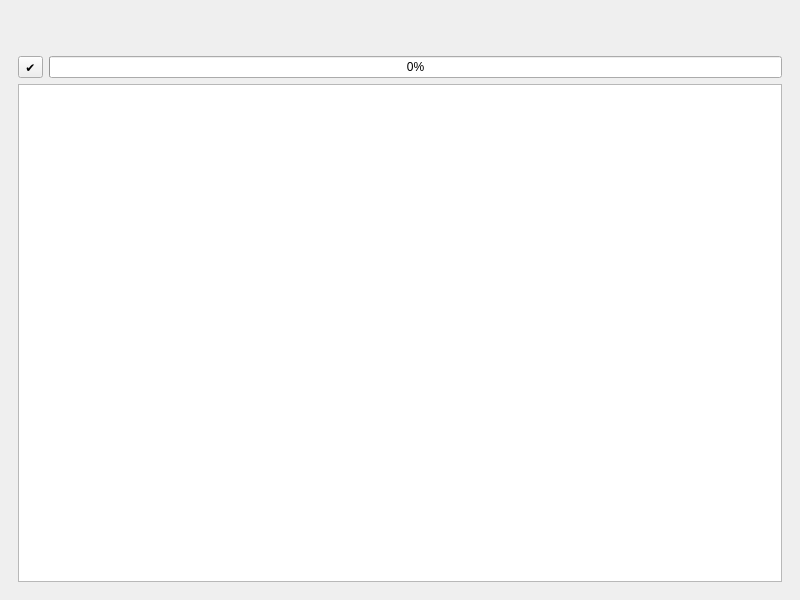
opengisch/QgisModelBaker, file QgisModelBaker/ui/validator.ui: the form before one commit.
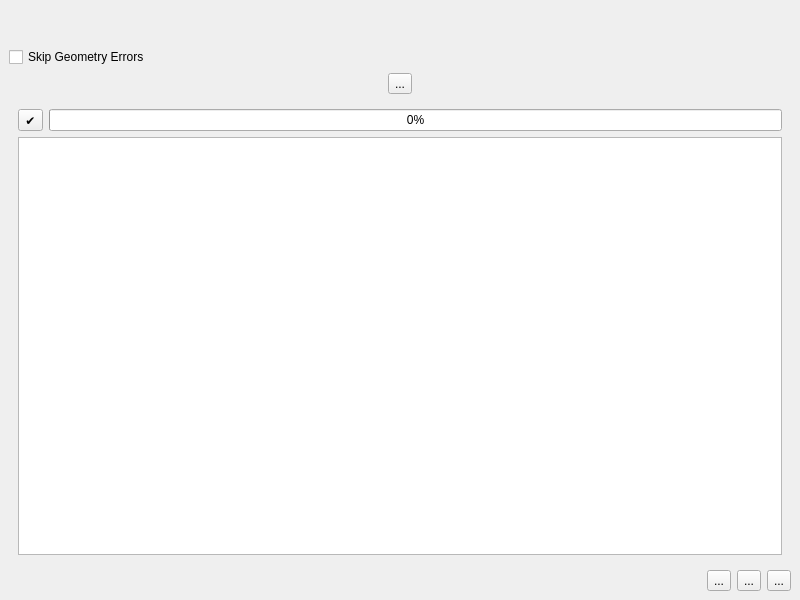
The form after the commit.

Commit message: Flash pan and zoom

```diff
--- a/QgisModelBaker/ui/validator.ui
+++ b/QgisModelBaker/ui/validator.ui
@@ -16,6 +16,46 @@
   <widget class="QWidget" name="dockWidgetContents">
    <layout class="QGridLayout" name="gridLayout">
     <item row="3" column="0">
+     <layout class="QHBoxLayout" name="horizontalLayout_2">
+      <item>
+       <widget class="QToolButton" name="validator_config_file_tool_button">
+        <property name="text">
+         <string>...</string>
+        </property>
+       </widget>
+      </item>
+     </layout>
+    </item>
+    <item row="0" column="0">
+     <widget class="QWidget" name="widget" native="true">
+      <layout class="QGridLayout" name="gridLayout_2">
+       <item row="0" column="0">
+        <widget class="QLabel" name="info_label">
+         <property name="text">
+          <string/>
+         </property>
+         <property name="wordWrap">
+          <bool>true</bool>
+         </property>
+        </widget>
+       </item>
+      </layout>
+     </widget>
+    </item>
+    <item row="1" column="0">
+     <layout class="QVBoxLayout" name="filter_layout"/>
+    </item>
+    <item row="2" column="0">
+     <widget class="QCheckBox" name="skip_geometry_errors_check_box">
+      <property name="toolTip">
+       <string>ili2db option --skipGeometryErrors</string>
+      </property>
+      <property name="text">
+       <string>Skip Geometry Errors</string>
+      </property>
+     </widget>
+    </item>
+    <item row="4" column="0">
      <widget class="QWidget" name="validation_layout" native="true">
       <layout class="QVBoxLayout" name="verticalLayout_2">
        <item>
@@ -42,24 +82,61 @@
       </layout>
      </widget>
     </item>
-    <item row="1" column="0">
-     <layout class="QVBoxLayout" name="filter_layout"/>
-    </item>
-    <item row="0" column="0">
-     <widget class="QWidget" name="widget" native="true">
-      <layout class="QGridLayout" name="gridLayout_2">
-       <item row="0" column="0">
-        <widget class="QLabel" name="info_label">
-         <property name="text">
-          <string/>
-         </property>
-         <property name="wordWrap">
-          <bool>true</bool>
-         </property>
-        </widget>
-       </item>
-      </layout>
-     </widget>
+    <item row="5" column="0">
+     <layout class="QHBoxLayout" name="horizontalLayout_3">
+      <item>
+       <spacer name="horizontalSpacer">
+        <property name="orientation">
+         <enum>Qt::Horizontal</enum>
+        </property>
+        <property name="sizeHint" stdset="0">
+         <size>
+          <width>40</width>
+          <height>20</height>
+         </size>
+        </property>
+       </spacer>
+      </item>
+      <item>
+       <widget class="QToolButton" name="flash_button">
+        <property name="toolTip">
+         <string>Highlight current feature on map</string>
+        </property>
+        <property name="text">
+         <string>...</string>
+        </property>
+        <property name="checkable">
+         <bool>true</bool>
+        </property>
+       </widget>
+      </item>
+      <item>
+       <widget class="QToolButton" name="auto_pan_button">
+        <property name="toolTip">
+         <string>Automatically pan to the current feature</string>
+        </property>
+        <property name="text">
+         <string>...</string>
+        </property>
+        <property name="checkable">
+         <bool>true</bool>
+        </property>
+       </widget>
+      </item>
+      <item>
+       <widget class="QToolButton" name="auto_zoom_button">
+        <property name="toolTip">
+         <string>Automatically zoom to the current feature</string>
+        </property>
+        <property name="text">
+         <string>...</string>
+        </property>
+        <property name="checkable">
+         <bool>true</bool>
+        </property>
+       </widget>
+      </item>
+     </layout>
     </item>
    </layout>
   </widget>
```
The commit also changes 1 other file.
